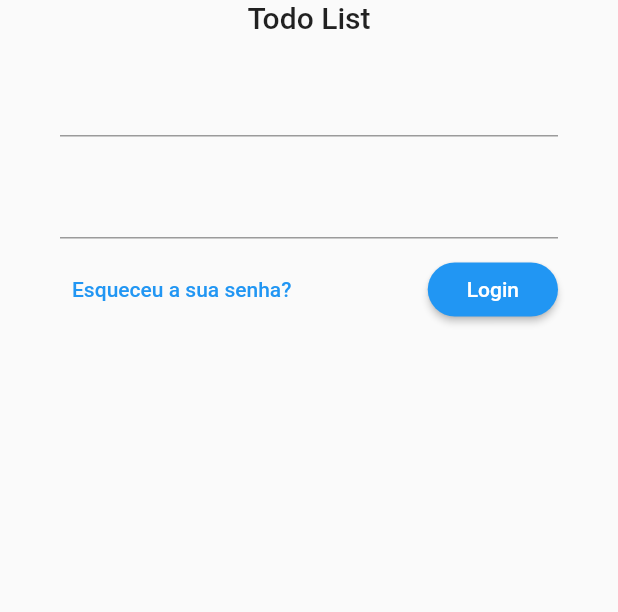
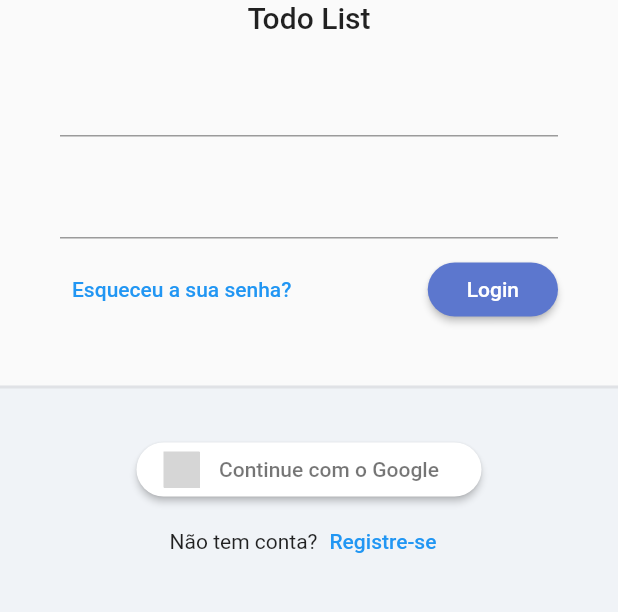
Before and after one commit to dionatanlaranjeira/todo_list_provider, a Flutter app: the screen it shows after launch, on a phone screen of 412 x 824 dp, the part 315-927 px from its top. Run offline on Flutter 3.47's test engine with Material 2 defaults, Android fonts, the phone set to English and light mode, and no system bars; drawn by our look-alikes of sign_in_button; our stand-ins replace google_fonts, sqflite, sqflite_common, synchronized; accounts and stored records are empty; Roboto replaces fonts that are missing (Mandali); grey boxes are pictures that could not be loaded.

Commit message:
login page

```diff
--- a/lib/app/app_widget.dart
+++ b/lib/app/app_widget.dart
@@ -1,10 +1,8 @@
 import 'package:flutter/material.dart';
-// import 'package:provider/provider.dart';
 import 'package:todo_list_provider/app/core/database/migrations/sqlite_adm_connection.dart';
-import 'package:todo_list_provider/app/modules/auth/login/login_page.dart';
+import 'package:todo_list_provider/app/core/ui/todo_list_ui_config.dart';
+import 'package:todo_list_provider/app/modules/auth/auth_module.dart';
 import 'package:todo_list_provider/app/modules/splash/splash_page.dart';
-// import '../app/modules/auth/login/login_page.dart';
-// import 'modules/auth/login/login_controller.dart';
 
 class AppWidget extends StatefulWidget {
   const AppWidget({Key? key}) : super(key: key);
@@ -29,28 +27,12 @@ class _AppWidgetState extends State<AppWidget> {
 
   @override
   Widget build(BuildContext context) {
-    return const MaterialApp(
+    return MaterialApp(
       title: 'Todo List Provider',
-      // initialRoute: '/login',
-      // routes: {
-        // '/login': (_) => MultiProvider(
-        //       providers: [
-        //         Provider(create: (_) => 'Repository'),
-        //         Provider(create: (_) => 'Service'),
-        //         ChangeNotifierProvider(create: (_) => LoginController()),
-        //       ],
-        //       child: const LoginPage(),
-        //     ),
-        // '/register': (_) => MultiProvider(
-        //       providers: [
-        //         Provider(create: (_) => 'Repository'),
-        //         Provider(create: (_) => 'Service'),
-        //         ChangeNotifierProvider(create: (_) => LoginController()),
-        //       ],
-        //       child: const LoginPage(),
-        //     ),
-      // },
-      home: LoginPage(),
+      initialRoute: '/login',
+      theme: TodoListUiConfig.theme,
+      routes: {...AuthModule().routers},
+      home: const SplashPage(),
     );
   }
 }
--- a/lib/app/core/modules/todo_list_module.dart
+++ b/lib/app/core/modules/todo_list_module.dart
@@ -1,5 +1,6 @@
 import 'package:flutter/material.dart';
 import 'package:provider/single_child_widget.dart';
+import 'package:todo_list_provider/app/core/modules/todo_list_page.dart';
 
 abstract class TodoListModule {
   final Map<String, WidgetBuilder> _routers;
@@ -10,4 +11,13 @@ abstract class TodoListModule {
     required Map<String, WidgetBuilder> routers,
   })  : _routers = routers,
         _bindings = bindings;
+
+  Map<String, WidgetBuilder> get routers {
+    return _routers.map((key, pageBuilder) => MapEntry(
+        key,
+        (_) => TodoListPage(
+              bindings: _bindings,
+              page: pageBuilder,
+            )));
+  }
 }
--- /dev/null
+++ b/lib/app/core/modules/todo_list_page.dart
@@ -0,0 +1,26 @@
+import 'package:flutter/material.dart';
+import 'package:provider/provider.dart';
+import 'package:provider/single_child_widget.dart';
+
+class TodoListPage extends StatelessWidget {
+  final List<SingleChildWidget>? _bindings;
+  final WidgetBuilder _page;
+
+  const TodoListPage(
+      {Key? key,
+      List<SingleChildWidget>? bindings,
+      required WidgetBuilder page})
+      : _bindings = bindings,
+        _page = page,
+        super(key: key);
+
+  @override
+  Widget build(BuildContext context) {
+    return MultiProvider(
+      providers: _bindings ?? [Provider(create: (_) => Object())],
+      child: Builder(
+        builder: (context) => _page(context),
+      ),
+    );
+  }
+}
--- /dev/null
+++ b/lib/app/modules/auth/auth_module.dart
@@ -0,0 +1,18 @@
+import 'package:provider/provider.dart';
+import 'package:todo_list_provider/app/core/modules/todo_list_module.dart';
+import 'package:todo_list_provider/app/modules/auth/login/login_controller.dart';
+import 'package:todo_list_provider/app/modules/auth/login/login_page.dart';
+
+class AuthModule extends TodoListModule {
+  AuthModule()
+      : super(
+          bindings: [
+            ChangeNotifierProvider(
+              create: (_) => LoginController(),
+            ),
+          ],
+          routers: {
+            '/login': (context) => const LoginPage(),
+          },
+        );
+}
--- a/lib/app/modules/auth/login/login_module.dart
+++ /dev/null
@@ -1,12 +0,0 @@
-import 'package:flutter_modular/flutter_modular.dart';
-import './login_page.dart';
-
-class LoginModule extends Module {
-  @override
-  final List<Bind> binds = [];
-
-  @override
-  final List<ModularRoute> routes = [
-    ChildRoute('/', child: (_, args) => const LoginPage()),
-  ];
-}
--- a/lib/app/modules/auth/login/login_page.dart
+++ b/lib/app/modules/auth/login/login_page.dart
@@ -1,4 +1,5 @@
 import 'package:flutter/material.dart';
+import 'package:sign_in_button/sign_in_button.dart';
 import 'package:todo_list_provider/app/widgets/todo_list_logo.dart';
 
 class LoginPage extends StatelessWidget {
@@ -62,6 +63,39 @@ class LoginPage extends StatelessWidget {
                         ),
                       ),
                     ),
+                    const SizedBox(height: 20),
+                    Expanded(
+                        child: Container(
+                      decoration: BoxDecoration(
+                        color: const Color(0XFFF0F3F7),
+                        border: Border(
+                          top: BorderSide(
+                            width: 2,
+                            color: Colors.grey.withAlpha(50),
+                          ),
+                        ),
+                      ),
+                      child: Column(
+                        children: [
+                          const SizedBox(
+                            height: 30,
+                          ),
+                          SignInButton(
+                            Buttons.google,
+                            text: 'Continue com o Google',
+                            padding: const EdgeInsets.all(5),
+                            shape: OutlineInputBorder(
+                                borderRadius: BorderRadius.circular(30),
+                                borderSide: BorderSide.none),
+                            onPressed: () {},
+                          ),
+                          Row(mainAxisAlignment: MainAxisAlignment.center, children: [
+                            const Text('Não tem conta?'),
+                            TextButton(onPressed: (){}, child: const Text('Registre-se'))
+                          ],)
+                        ],
+                      ),
+                    ))
                   ],
                 ),
               ),
--- a/pubspec.yaml
+++ b/pubspec.yaml
@@ -40,6 +40,7 @@ dependencies:
   cupertino_icons: ^1.0.2
   flutter_modular: ^5.0.3
   google_fonts: ^5.1.0
+  sign_in_button: ^3.2.0
 
 dev_dependencies:
   flutter_test:
```
Also changed, not shown: pubspec.lock.
